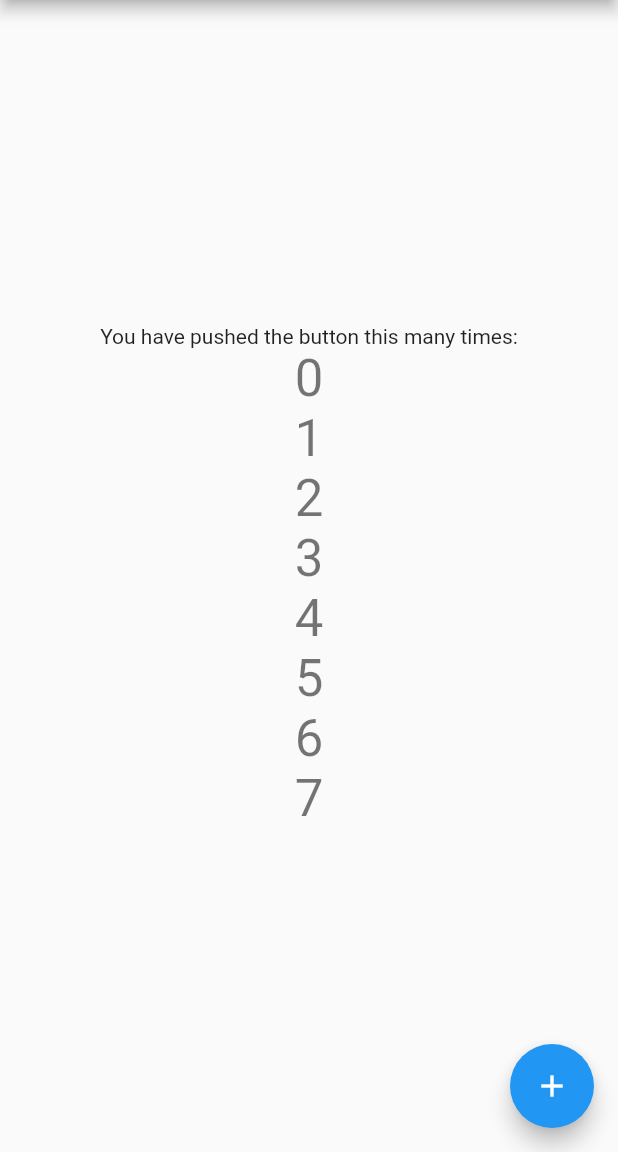
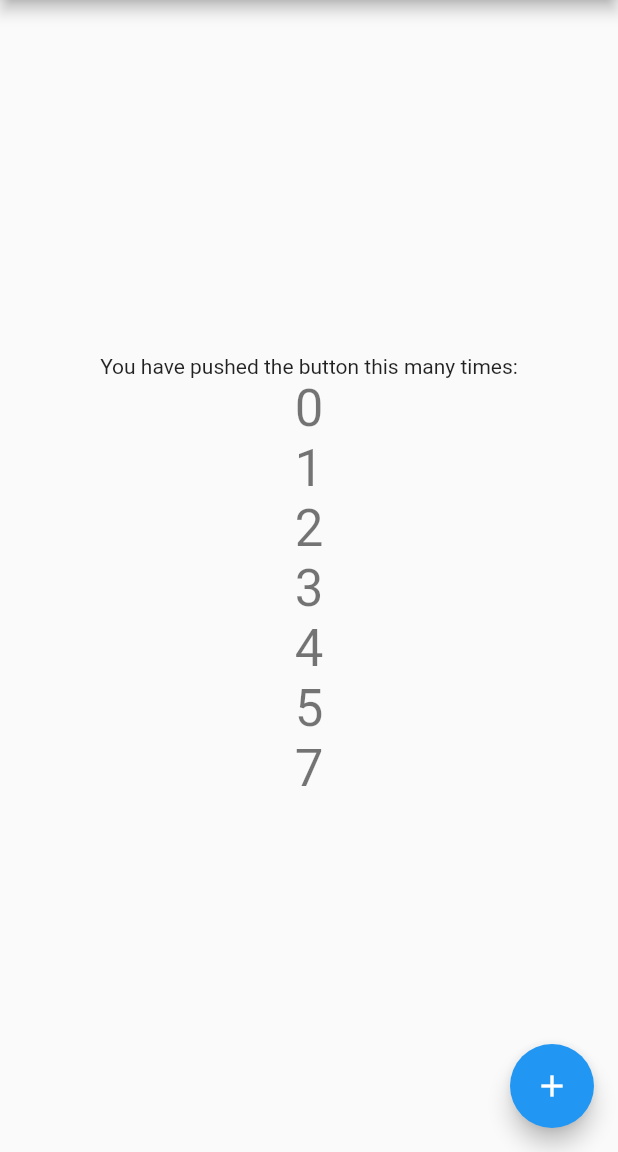
Before and after one commit to ItdaTeam/git_test, a Flutter app: the screen it shows after launch, on a phone screen of 412 x 824 dp, the part 84-1236 px from its top. Run offline on Flutter 3.47's test engine with Material 2 defaults, Android fonts, the phone set to English and light mode, and no system bars.

Commit message:
6삭제
맥북

```diff
--- a/lib/main.dart
+++ b/lib/main.dart
@@ -109,7 +109,6 @@ class _MyHomePageState extends State<MyHomePage> {
             Text('3', style: Theme.of(context).textTheme.headline4,),
             Text('4', style: Theme.of(context).textTheme.headline4,),
             Text('5', style: Theme.of(context).textTheme.headline4,),
-            Text('6', style: Theme.of(context).textTheme.headline4,),
             Text('7', style: Theme.of(context).textTheme.headline4,),
           ],
         ),
```
